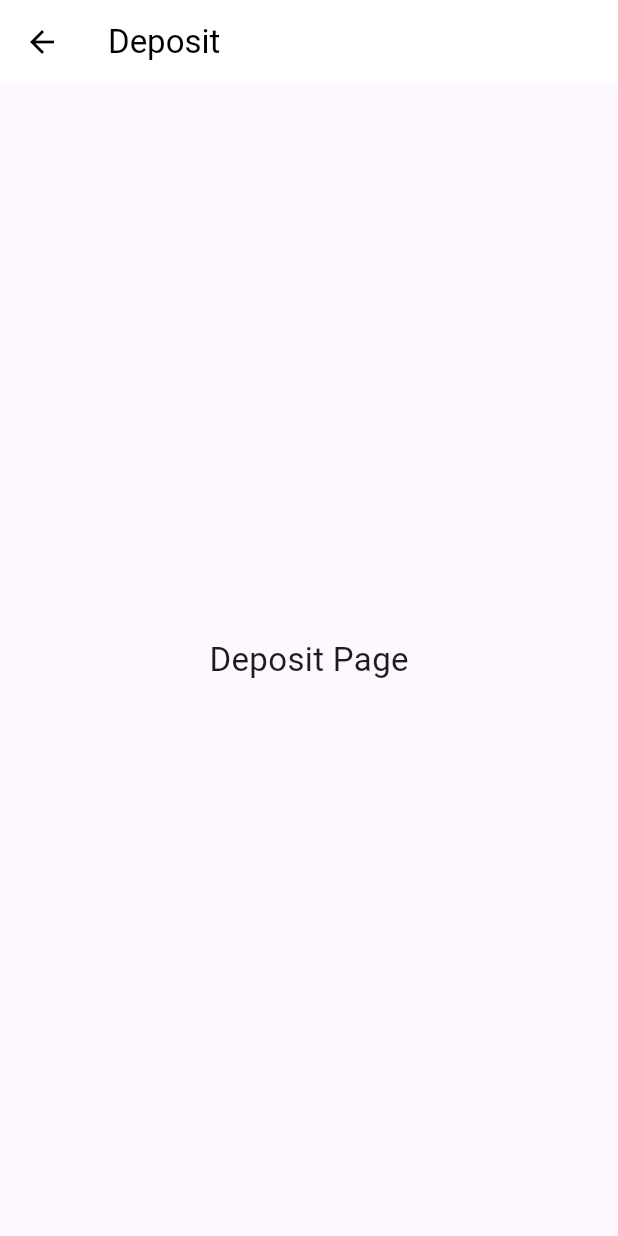
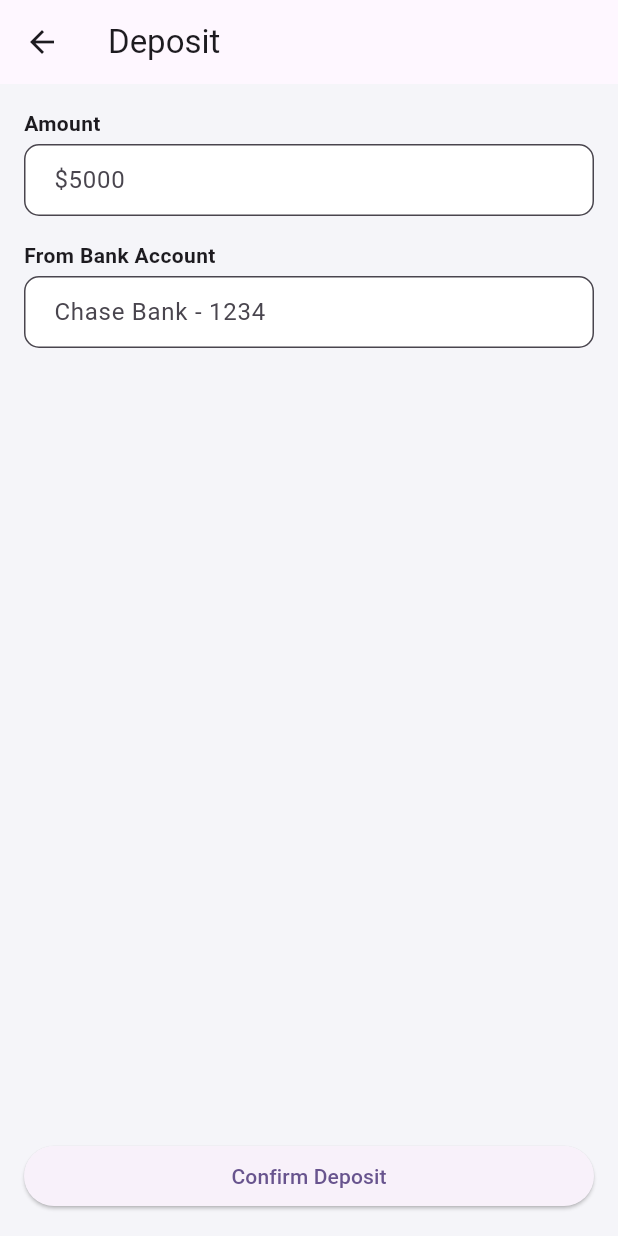
Before and after one commit to nieyangfei/fintech_investor_app, a Flutter app: the MoveScreen screen opened directly, after a tap on "Deposit", on a phone screen of 412 x 824 dp. Run offline on Flutter 3.47's test engine with Material 3 defaults, Android fonts, the phone set to English and light mode, and no system bars; our stand-ins replace fl_chart, shared_preferences; accounts and stored records are empty.

Commit message:
Enhanced MoveScreen UI with forms and automations

```diff
--- a/lib/screens/move_screen.dart
+++ b/lib/screens/move_screen.dart
@@ -1,18 +1,4 @@
 import 'package:flutter/material.dart';
-
-void main() {
-  runApp(MoveApp());
-}
-
-class MoveApp extends StatelessWidget {
-  @override
-  Widget build(BuildContext context) {
-    return MaterialApp(
-      debugShowCheckedModeBanner: false,
-      home: MoveScreen(),
-    );
-  }
-}
 
 class MoveScreen extends StatelessWidget {
   final List<_MoveItem> moveItems = [
@@ -27,132 +13,229 @@ class MoveScreen extends StatelessWidget {
   @override
   Widget build(BuildContext context) {
     return Scaffold(
-      backgroundColor: Colors.white,
+      backgroundColor: const Color(0xFFF5F5F9),
       appBar: AppBar(
         backgroundColor: Colors.white,
         elevation: 0,
         centerTitle: true,
-        title: Text(
+        title: const Text(
           'Move',
-          style: TextStyle(
-            color: Colors.black,
-            fontWeight: FontWeight.w600,
-          ),
+          style: TextStyle(color: Colors.black87, fontWeight: FontWeight.bold),
         ),
         automaticallyImplyLeading: false,
       ),
       body: ListView.separated(
         itemCount: moveItems.length,
-        separatorBuilder: (_, __) => Divider(height: 1, color: Colors.grey.shade200),
+        separatorBuilder: (_, __) => Divider(height: 1, color: Colors.grey.shade300),
         itemBuilder: (context, index) {
           final item = moveItems[index];
           return ListTile(
-            leading: Icon(item.icon, color: Colors.grey.shade600),
-            title: Text(
-              item.title,
-              style: TextStyle(
-                color: Colors.grey.shade800,
-                fontWeight: FontWeight.w600,
-              ),
-            ),
-            trailing: Icon(Icons.chevron_right, color: Colors.grey),
-            onTap: () {
-              Navigator.push(
-                context,
-                MaterialPageRoute(builder: (_) => item.screen),
-              );
-            },
+            leading: Icon(item.icon, color: Theme.of(context).colorScheme.primary),
+            title: Text(item.title, style: const TextStyle(fontWeight: FontWeight.w600)),
+            trailing: const Icon(Icons.chevron_right, color: Colors.grey),
+            onTap: () => Navigator.push(context, MaterialPageRoute(builder: (_) => item.screen)),
           );
         },
       ),
-      // Remove or comment this part:
-      // bottomNavigationBar: BottomNavigationBar(
-      //   currentIndex: 2,
-      //   selectedItemColor: Colors.black,
-      //   unselectedItemColor: Colors.grey,
-      //   type: BottomNavigationBarType.fixed,
-      //   items: const [
-      //     BottomNavigationBarItem(icon: Icon(Icons.home_outlined), label: ''),
-      //     BottomNavigationBarItem(icon: Icon(Icons.search), label: ''),
-      //     BottomNavigationBarItem(icon: Icon(Icons.swap_horiz), label: ''),
-      //     BottomNavigationBarItem(icon: Icon(Icons.access_time), label: ''),
-      //   ],
-      // ),
     );
   }
 }
-
 
 class _MoveItem {
   final IconData icon;
   final String title;
   final Widget screen;
-
   _MoveItem({required this.icon, required this.title, required this.screen});
 }
 
+// 🔁 Reusable Form Field
+Widget buildTextField(String label, String hint) {
+  return Column(
+    crossAxisAlignment: CrossAxisAlignment.start,
+    children: [
+      Text(label, style: const TextStyle(fontWeight: FontWeight.bold)),
+      const SizedBox(height: 4),
+      TextField(
+        decoration: InputDecoration(
+          hintText: hint,
+          filled: true,
+          fillColor: Colors.white,
+          contentPadding: const EdgeInsets.symmetric(horizontal: 16, vertical: 12),
+          border: OutlineInputBorder(borderRadius: BorderRadius.circular(10)),
+        ),
+      ),
+      const SizedBox(height: 16),
+    ],
+  );
+}
+
+// 💸 Deposit Page
 class DepositScreen extends StatelessWidget {
   @override
   Widget build(BuildContext context) {
-    return _SimpleScreen(title: "Deposit");
+    return _FormPage(
+      title: "Deposit",
+      children: [
+        buildTextField("Amount", "\$5000"),
+        buildTextField("From Bank Account", "Chase Bank - 1234"),
+      ],
+      buttonText: "Confirm Deposit",
+    );
   }
 }
 
+// 🔄 Transfer Page
 class TransferScreen extends StatelessWidget {
   @override
   Widget build(BuildContext context) {
-    return _SimpleScreen(title: "Transfer");
+    return _FormPage(
+      title: "Transfer",
+      children: [
+        buildTextField("From Account", "Savings"),
+        buildTextField("To Account", "Stock Market"),
+        buildTextField("Amount", "\$1500"),
+      ],
+      buttonText: "Transfer Funds",
+    );
   }
 }
 
+// ⬆ Withdraw Page
 class WithdrawScreen extends StatelessWidget {
   @override
   Widget build(BuildContext context) {
-    return _SimpleScreen(title: "Withdraw");
+    return _FormPage(
+      title: "Withdraw",
+      children: [
+        buildTextField("From Account", "Bitcoin Wallet"),
+        buildTextField("To Bank", "Wells Fargo - 5678"),
+        buildTextField("Amount", "\$2000"),
+      ],
+      buttonText: "Withdraw Funds",
+    );
   }
 }
 
+// 🏦 Move Account
 class MoveAccountScreen extends StatelessWidget {
   @override
   Widget build(BuildContext context) {
-    return _SimpleScreen(title: "Move an account to Wealthsimple");
+    return _InfoPage(
+      title: "Move Account",
+      content: [
+        const Text("Transfer your 401(k), TFSA, or RRSP to TradePulse."),
+        const SizedBox(height: 12),
+        const Text("Processing takes 3–5 business days."),
+      ],
+      buttonText: "Start Transfer",
+    );
   }
 }
 
+// 🏧 Wire Funds
 class WireFundsScreen extends StatelessWidget {
   @override
   Widget build(BuildContext context) {
-    return _SimpleScreen(title: "Wire Funds");
+    return _FormPage(
+      title: "Wire Funds",
+      children: [
+        buildTextField("Recipient Name", "Jane Doe"),
+        buildTextField("Bank Name", "CitiBank"),
+        buildTextField("Amount", "\$10,000"),
+      ],
+      buttonText: "Send Wire",
+    );
   }
 }
 
+// 🔁 Automations
 class AutomationsScreen extends StatelessWidget {
   @override
   Widget build(BuildContext context) {
-    return _SimpleScreen(title: "Automations");
+    return Scaffold(
+      appBar: AppBar(title: const Text("Automations")),
+      body: ListView(
+        padding: const EdgeInsets.all(16),
+        children: const [
+          ListTile(
+            leading: Icon(Icons.repeat, color: Colors.blue),
+            title: Text("Auto Deposit to Stocks"),
+            subtitle: Text("Every 1st of month - \$500"),
+          ),
+          ListTile(
+            leading: Icon(Icons.currency_bitcoin, color: Colors.orange),
+            title: Text("Weekly Bitcoin Buy"),
+            subtitle: Text("Every Monday - \$100"),
+          ),
+        ],
+      ),
+    );
   }
 }
 
-class _SimpleScreen extends StatelessWidget {
+// ✅ FormPage Template
+class _FormPage extends StatelessWidget {
   final String title;
+  final List<Widget> children;
+  final String buttonText;
 
-  const _SimpleScreen({required this.title});
+  const _FormPage({required this.title, required this.children, required this.buttonText});
 
   @override
   Widget build(BuildContext context) {
     return Scaffold(
-      appBar: AppBar(
-        title: Text(title, style: TextStyle(color: Colors.black)),
-        backgroundColor: Colors.white,
-        iconTheme: IconThemeData(color: Colors.black),
-        elevation: 0,
-      ),
-      body: Center(
-        child: Text(
-          '$title Page',
-          style: TextStyle(fontSize: 22),
+      backgroundColor: const Color(0xFFF5F5F9),
+      appBar: AppBar(title: Text(title)),
+      body: Padding(
+        padding: const EdgeInsets.all(16),
+        child: Column(
+          children: [
+            ...children,
+            const Spacer(),
+            SizedBox(
+              width: double.infinity,
+              child: ElevatedButton(
+                onPressed: () {},
+                child: Text(buttonText),
+              ),
+            ),
+          ],
         ),
       ),
     );
   }
 }
+
+// ✅ InfoPage Template
+class _InfoPage extends StatelessWidget {
+  final String title;
+  final List<Widget> content;
+  final String buttonText;
+
+  const _InfoPage({required this.title, required this.content, required this.buttonText});
+
+  @override
+  Widget build(BuildContext context) {
+    return Scaffold(
+      backgroundColor: const Color(0xFFF5F5F9),
+      appBar: AppBar(title: Text(title)),
+      body: Padding(
+        padding: const EdgeInsets.all(16),
+        child: Column(
+          crossAxisAlignment: CrossAxisAlignment.start,
+          children: [
+            ...content,
+            const Spacer(),
+            SizedBox(
+              width: double.infinity,
+              child: ElevatedButton(
+                onPressed: () {},
+                child: Text(buttonText),
+              ),
+            ),
+          ],
+        ),
+      ),
+    );
+  }
+}
```
